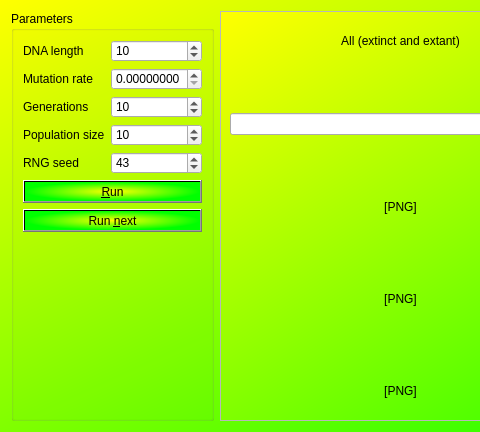
The window that Tools/ToolFisherWrighter/qtfisherwrightermaindialog.ui (richelbilderbeek/ProjectRichelBilderbeek) describes before a commit, drawn with Qt 5; both pictures show x 0 to 480 and y 0 to 432 of the 939 by 432 pixel window.
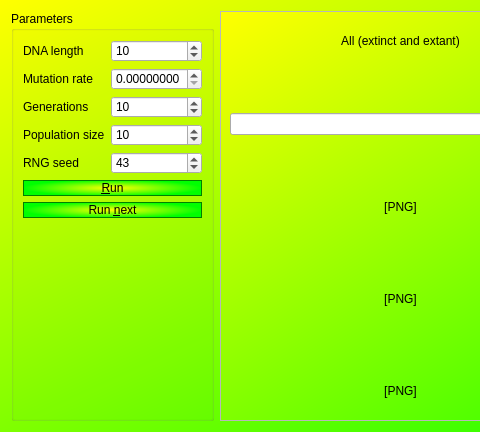
The same window after the commit.

The edit to the form file:
```diff
--- a/Tools/ToolFisherWrighter/qtfisherwrightermaindialog.ui
+++ b/Tools/ToolFisherWrighter/qtfisherwrightermaindialog.ui
@@ -26,6 +26,7 @@
 {
   color: #000;
   background-color: qradialgradient(cx: 0.5, cy: 0.5,fx: 0.5, fy: 0.5,radius: 0.5, stop: 0 #ff0, stop: 1 #0f0);
+  border: 1px solid green
 }
 </string>
   </property>
```
